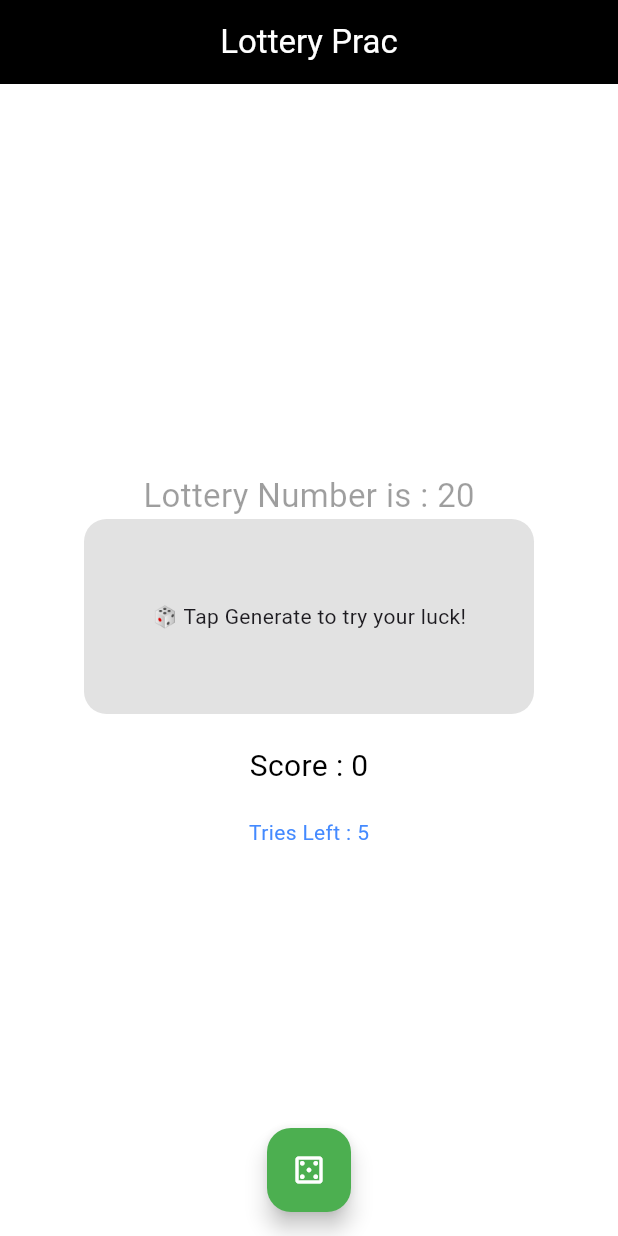
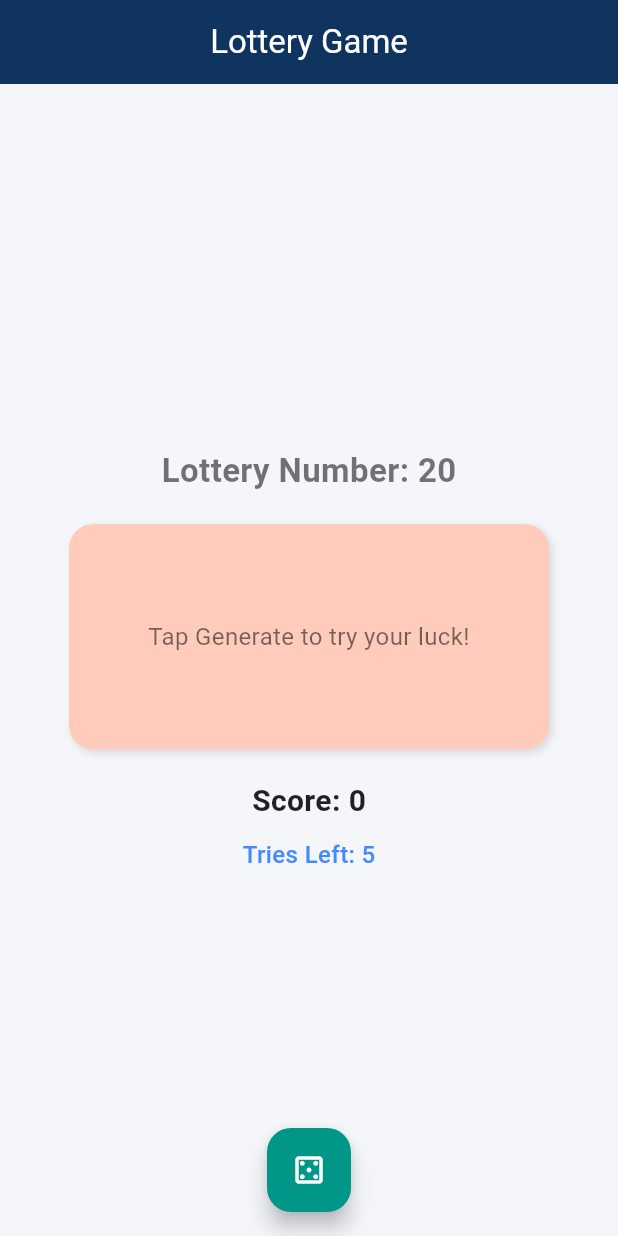
Before and after one commit to jackel7/lottey_app, a Flutter app: the screen it shows after launch, on a phone screen of 412 x 824 dp. Run offline on Flutter 3.47's test engine with Material 3 defaults, Android fonts, the phone set to English and light mode, and no system bars.

Commit message:
Updated UI colors and score logic in lottery app

```diff
--- a/lib/main.dart
+++ b/lib/main.dart
@@ -25,8 +25,8 @@ class _MyAppState extends State<MyApp> {
   void generateNumber() {
     if (tries < maxTries) {
       setState(() {
-        lotteryNumber = rand.nextInt(10);
-        yourNumber = rand.nextInt(10);
+        lotteryNumber = rand.nextInt(5);
+        yourNumber = rand.nextInt(5);
         tries++;
         hasPlayed = true;
 
@@ -57,21 +57,25 @@ class _MyAppState extends State<MyApp> {
       debugShowCheckedModeBanner: false,
       home: Scaffold(
         appBar: AppBar(
-          title: Center(
-            child: Text("Lottery Prac"),
+          title: const Center(
+            child: Text("Lottery Game"),
           ),
-          backgroundColor: Colors.black,
+          backgroundColor: const Color(
+            0xFF0F3460,
+          ), // Dark Blue
           foregroundColor: Colors.white,
         ),
-        backgroundColor: Colors.white,
+        backgroundColor: const Color(
+          0xFFF5F6FA,
+        ), // Soft light grey
         floatingActionButton:
             FloatingActionButton(
               onPressed: gameOver
                   ? restart
                   : generateNumber,
               backgroundColor: gameOver
-                  ? Colors.red
-                  : Colors.green,
+                  ? Colors.redAccent
+                  : Colors.teal,
               tooltip: gameOver
                   ? "Restart Game"
                   : "Generate Number",
@@ -89,7 +93,7 @@ class _MyAppState extends State<MyApp> {
 
         body: SafeArea(
           child: Padding(
-            padding: EdgeInsets.all(15.0),
+            padding: const EdgeInsets.all(15.0),
             child: Column(
               mainAxisAlignment:
                   MainAxisAlignment.center,
@@ -97,35 +101,49 @@ class _MyAppState extends State<MyApp> {
                   CrossAxisAlignment.center,
               children: [
                 Text(
-                  "Lottery Number is : $lotteryNumber",
-                  style: TextStyle(
-                    color: Colors.black38,
+                  "Lottery Number: $lotteryNumber",
+                  style: const TextStyle(
+                    color: Colors.black54,
                     fontSize: 22,
+                    fontWeight: FontWeight.w600,
                   ),
                 ),
+                const SizedBox(height: 20),
                 Center(
                   child: Container(
-                    padding: EdgeInsets.all(10),
-                    height: 130,
-                    width: 300,
+                    padding: const EdgeInsets.all(
+                      16,
+                    ),
+                    height: 150,
+                    width: 320,
                     decoration: BoxDecoration(
                       color:
                           yourNumber ==
                               lotteryNumber
-                          ? Colors.cyanAccent
-                          : Colors.grey
-                                .withOpacity(0.3),
+                          ? Colors
+                                .lightGreen
+                                .shade100
+                          : Colors
+                                .deepOrange
+                                .shade100,
                       borderRadius:
                           BorderRadius.circular(
-                            15,
+                            16,
                           ),
+                      boxShadow: [
+                        BoxShadow(
+                          color: Colors.black12,
+                          blurRadius: 4,
+                          offset: Offset(2, 2),
+                        ),
+                      ],
                     ),
                     child: hasPlayed
                         ? Column(
+                            mainAxisAlignment:
+                                MainAxisAlignment
+                                    .center,
                             children: [
-                              const SizedBox(
-                                height: 10,
-                              ),
                               Icon(
                                 yourNumber ==
                                         lotteryNumber
@@ -142,47 +160,57 @@ class _MyAppState extends State<MyApp> {
                               const SizedBox(
                                 height: 10,
                               ),
-                              Center(
-                                child: Text(
-                                  yourNumber ==
-                                          lotteryNumber
-                                      ? "You WON! Your Number was $yourNumber"
-                                      : "You Lost!. Your Number was $yourNumber. Try Again!",
-                                  textAlign:
-                                      TextAlign
-                                          .center,
+                              Text(
+                                yourNumber ==
+                                        lotteryNumber
+                                    ? "You WON! Your Number was $yourNumber"
+                                    : "You Lost. Your Number was $yourNumber. Try Again!",
+                                textAlign:
+                                    TextAlign
+                                        .center,
+                                style: const TextStyle(
+                                  fontSize: 16,
+                                  fontWeight:
+                                      FontWeight
+                                          .w500,
                                 ),
                               ),
                             ],
                           )
                         : const Center(
                             child: Text(
-                              "🎲 Tap Generate to try your luck!",
+                              "Tap Generate to try your luck!",
                               textAlign: TextAlign
                                   .center,
+                              style: TextStyle(
+                                fontSize: 16,
+                                color: Colors
+                                    .black54,
+                              ),
                             ),
                           ),
                   ),
                 ),
-
                 const SizedBox(height: 20),
                 Text(
-                  "Score : $score",
+                  "Score: $score",
                   style: const TextStyle(
-                    color: Colors.black,
+                    color: Colors.black87,
                     fontSize: 20,
+                    fontWeight: FontWeight.w600,
                   ),
                 ),
-                const SizedBox(height: 20),
+                const SizedBox(height: 10),
                 Text(
                   gameOver
                       ? "Game Over! Tap to Restart"
-                      : "Tries Left : ${maxTries - tries}",
+                      : "Tries Left: ${maxTries - tries}",
                   style: TextStyle(
                     color: gameOver
-                        ? Colors.red
+                        ? Colors.redAccent
                         : Colors.blueAccent,
-                    fontSize: 14,
+                    fontSize: 16,
+                    fontWeight: FontWeight.w500,
                   ),
                 ),
               ],
```
